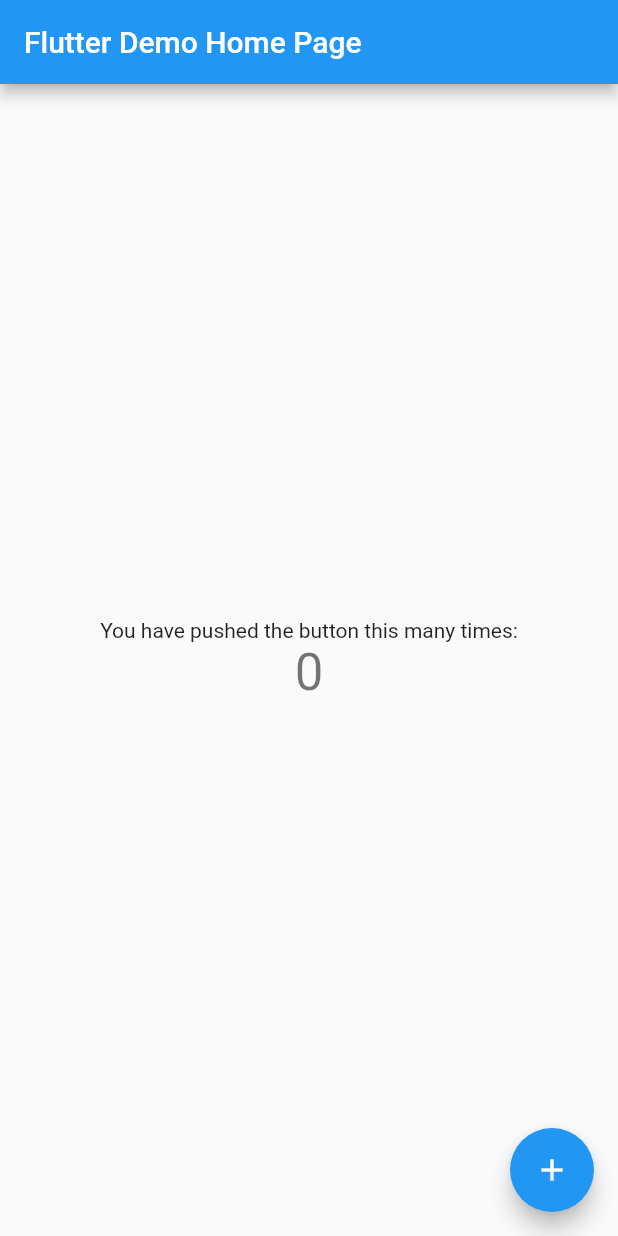
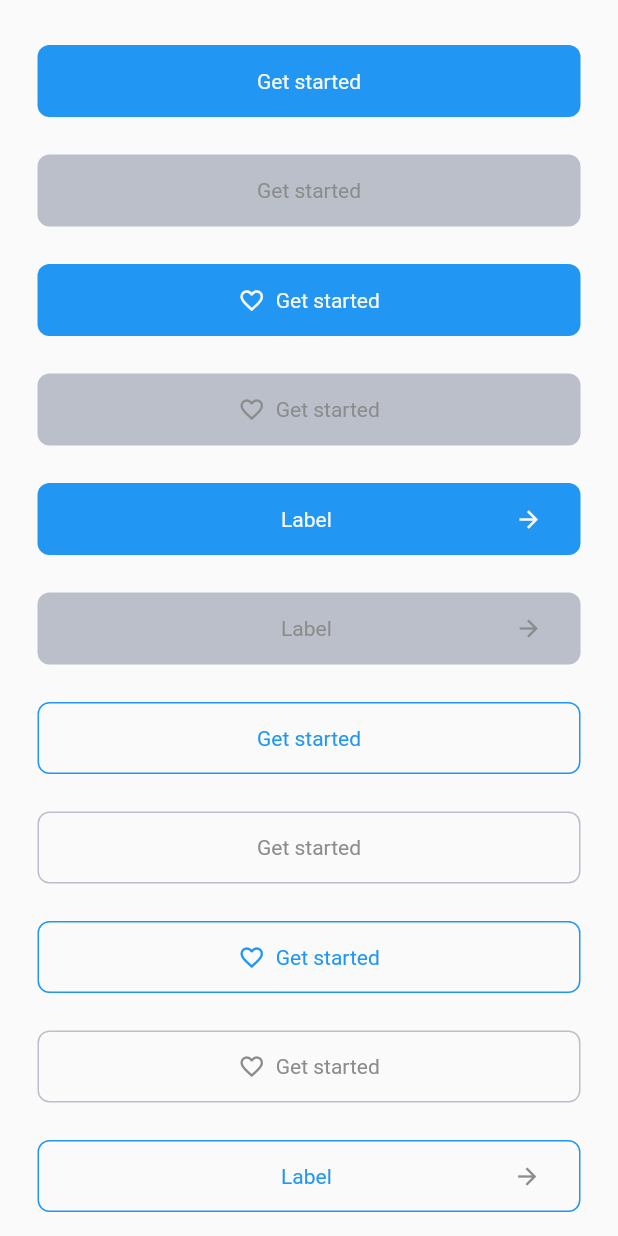
Before and after one commit to vetremedi/design-system, a Flutter app: the screen it shows after launch, on a phone screen of 412 x 824 dp. Run offline on Flutter 3.47's test engine with Material 2 defaults, Android fonts, the phone set to English and light mode, and no system bars.

Commit message:
📱 added views for example app

```diff
--- a/example/lib/main.dart
+++ b/example/lib/main.dart
@@ -1,113 +1,253 @@
 import 'package:flutter/material.dart';
+import 'package:design_system/design_system.dart';
 
 void main() {
   runApp(MyApp());
 }
 
 class MyApp extends StatelessWidget {
-  // This widget is the root of your application.
   @override
   Widget build(BuildContext context) {
     return MaterialApp(
       title: 'Flutter Demo',
       theme: ThemeData(
-        // This is the theme of your application.
-        //
-        // Try running your application with "flutter run". You'll see the
-        // application has a blue toolbar. Then, without quitting the app, try
-        // changing the primarySwatch below to Colors.green and then invoke
-        // "hot reload" (press "r" in the console where you ran "flutter run",
-        // or simply save your changes to "hot reload" in a Flutter IDE).
-        // Notice that the counter didn't reset back to zero; the application
-        // is not restarted.
         primarySwatch: Colors.blue,
       ),
-      home: MyHomePage(title: 'Flutter Demo Home Page'),
+      home: UIDesignView(),
     );
   }
 }
 
-class MyHomePage extends StatefulWidget {
-  MyHomePage({Key? key, this.title}) : super(key: key);
-
-  // This widget is the home page of your application. It is stateful, meaning
-  // that it has a State object (defined below) that contains fields that affect
-  // how it looks.
-
-  // This class is the configuration for the state. It holds the values (in this
-  // case the title) provided by the parent (in this case the App widget) and
-  // used by the build method of the State. Fields in a Widget subclass are
-  // always marked "final".
-
-  final String? title;
-
-  @override
-  _MyHomePageState createState() => _MyHomePageState();
-}
-
-class _MyHomePageState extends State<MyHomePage> {
-  int _counter = 0;
-
-  void _incrementCounter() {
-    setState(() {
-      // This call to setState tells the Flutter framework that something has
-      // changed in this State, which causes it to rerun the build method below
-      // so that the display can reflect the updated values. If we changed
-      // _counter without calling setState(), then the build method would not be
-      // called again, and so nothing would appear to happen.
-      _counter++;
-    });
-  }
+class UIDesignView extends StatelessWidget {
+  const UIDesignView({Key? key}) : super(key: key);
 
   @override
   Widget build(BuildContext context) {
-    // This method is rerun every time setState is called, for instance as done
-    // by the _incrementCounter method above.
-    //
-    // The Flutter framework has been optimized to make rerunning build methods
-    // fast, so that you can just rebuild anything that needs updating rather
-    // than having to individually change instances of widgets.
     return Scaffold(
-      appBar: AppBar(
-        // Here we take the value from the MyHomePage object that was created by
-        // the App.build method, and use it to set our appbar title.
-        title: Text(widget.title!),
+      body: ListView(
+        padding: const EdgeInsets.symmetric(horizontal: 25, vertical: 30),
+        children: [
+          ...buttonWidgets,
+        ],
       ),
-      body: Center(
-        // Center is a layout widget. It takes a single child and positions it
-        // in the middle of the parent.
-        child: Column(
-          // Column is also a layout widget. It takes a list of children and
-          // arranges them vertically. By default, it sizes itself to fit its
-          // children horizontally, and tries to be as tall as its parent.
-          //
-          // Invoke "debug painting" (press "p" in the console, choose the
-          // "Toggle Debug Paint" action from the Flutter Inspector in Android
-          // Studio, or the "Toggle Debug Paint" command in Visual Studio Code)
-          // to see the wireframe for each widget.
-          //
-          // Column has various properties to control how it sizes itself and
-          // how it positions its children. Here we use mainAxisAlignment to
-          // center the children vertically; the main axis here is the vertical
-          // axis because Columns are vertical (the cross axis would be
-          // horizontal).
-          mainAxisAlignment: MainAxisAlignment.center,
-          children: <Widget>[
-            Text(
-              'You have pushed the button this many times:',
-            ),
-            Text(
-              '$_counter',
-              style: Theme.of(context).textTheme.headline4,
-            ),
-          ],
-        ),
-      ),
-      floatingActionButton: FloatingActionButton(
-        onPressed: _incrementCounter,
-        tooltip: 'Increment',
-        child: Icon(Icons.add),
-      ), // This trailing comma makes auto-formatting nicer for build methods.
     );
   }
+
+  List<Widget> get textWidgets => [
+        UIText.headingXXLargeStyle("Design System"),
+        verticalSpaceMedium,
+        UIText.headingXLargeStyle("Design System"),
+        verticalSpaceMedium,
+        UIText.headingLargeStyle("Design System"),
+        verticalSpaceMedium,
+        UIText.headingMediumStyle("Design System"),
+        verticalSpaceMedium,
+        UIText.headingSmallStyle("Design System"),
+        verticalSpaceMedium,
+        UIText.headingXSmallStyle("Design System"),
+        verticalSpaceMedium,
+        UIText.labelLargeStyle("Design System"),
+        verticalSpaceMedium,
+        UIText.labelMediumStyle("Design System"),
+        verticalSpaceMedium,
+        UIText.labelSmallStyle("Design System"),
+        verticalSpaceMedium,
+        UIText.labelTinyStyle("Design System"),
+        verticalSpaceMedium,
+        UIText.paragraphLargeStyle("Design System"),
+        verticalSpaceMedium,
+        UIText.paragraphMediumStyle("Design System"),
+        verticalSpaceMedium,
+        UIText.paragraphSmallStyle("Design System"),
+        verticalSpaceMedium,
+        UIText.paragraphTinyStyle("Design System"),
+        verticalSpaceMedium,
+        UIText.bodystyle("Design System"),
+        verticalSpaceMedium,
+      ];
+
+  List<Widget> get buttonWidgets => [
+        UIButton(
+          title: "Get started",
+          disabled: false,
+          outline: false,
+        ),
+        verticalSpaceMedium,
+        UIButton(
+          title: "Get started",
+          disabled: true,
+          outline: false,
+        ),
+        verticalSpaceMedium,
+        UIButton(
+          title: "Get started",
+          leading: Icon(
+            Icons.favorite_border,
+            color: BackgroundColor,
+            size: 18,
+          ),
+          disabled: false,
+          outline: false,
+        ),
+        verticalSpaceMedium,
+        UIButton(
+          title: "Get started",
+          leading: Icon(
+            Icons.favorite_border,
+            color: TextSecondryColor,
+            size: 18,
+          ),
+          disabled: true,
+          outline: false,
+        ),
+        verticalSpaceMedium,
+        UIButton(
+          title: "Label",
+          disabled: false,
+          outline: false,
+          trailing: true,
+          tralingIcon: Icon(
+            Icons.arrow_forward,
+            color: BackgroundColor,
+            size: 18,
+          ),
+        ),
+        verticalSpaceMedium,
+        UIButton(
+          title: "Label",
+          disabled: true,
+          outline: false,
+          trailing: true,
+          tralingIcon: Icon(
+            Icons.arrow_forward,
+            color: TextSecondryColor,
+            size: 18,
+          ),
+        ),
+        verticalSpaceMedium,
+        UIButton(
+          title: "Get started",
+          outline: true,
+          disabled: false,
+        ),
+        verticalSpaceMedium,
+        UIButton(
+          title: "Get started",
+          outline: true,
+          disabled: true,
+        ),
+        verticalSpaceMedium,
+        UIButton(
+          title: "Get started",
+          leading: Icon(
+            Icons.favorite_border,
+            color: CorePrimary,
+            size: 18,
+          ),
+          disabled: false,
+          outline: true,
+        ),
+        verticalSpaceMedium,
+        UIButton(
+          title: "Get started",
+          leading: Icon(
+            Icons.favorite_border,
+            color: TextSecondryColor,
+            size: 18,
+          ),
+          disabled: true,
+          outline: true,
+        ),
+        verticalSpaceMedium,
+        UIButton(
+          title: "Label",
+          disabled: false,
+          outline: true,
+          trailing: true,
+          tralingIcon: Icon(
+            Icons.arrow_forward,
+            color: TextSecondryColor,
+            size: 18,
+          ),
+        ),
+        verticalSpaceMedium,
+        UIButton(
+          title: "Label",
+          disabled: true,
+          outline: true,
+          trailing: true,
+          tralingIcon: Icon(
+            Icons.arrow_forward,
+            color: TextSecondryColor,
+            size: 18,
+          ),
+        ),
+        verticalSpaceMedium,
+
+        //teritary buttons
+        UIButton(
+          title: "Get started",
+          outline: true,
+          disabled: false,
+          textBtn: true,
+        ),
+        verticalSpaceMedium,
+        UIButton(
+          title: "Get started",
+          outline: true,
+          textBtn: true,
+          disabled: true,
+        ),
+        verticalSpaceMedium,
+        UIButton(
+          title: "Get started",
+          leading: Icon(
+            Icons.favorite_border,
+            color: CorePrimary,
+            size: 18,
+          ),
+          disabled: false,
+          outline: true,
+          textBtn: true,
+        ),
+        verticalSpaceMedium,
+        UIButton(
+          title: "Get started",
+          leading: Icon(
+            Icons.favorite_border,
+            color: TextSecondryColor,
+            size: 18,
+          ),
+          disabled: true,
+          outline: true,
+          textBtn: true,
+        ),
+        verticalSpaceMedium,
+        UIButton(
+          title: "Label",
+          disabled: false,
+          outline: true,
+          trailing: true,
+          textBtn: true,
+          tralingIcon: Icon(
+            Icons.arrow_forward,
+            color: TextSecondryColor,
+            size: 18,
+          ),
+        ),
+        verticalSpaceMedium,
+        UIButton(
+          title: "Label",
+          disabled: true,
+          outline: true,
+          trailing: true,
+          textBtn: true,
+          tralingIcon: Icon(
+            Icons.arrow_forward,
+            color: TextSecondryColor,
+            size: 18,
+          ),
+        ),
+        verticalSpaceMedium,
+      ];
 }
```
Also changed, not shown: example/pubspec.yaml (+4 -56 lines), example/pubspec.lock.
